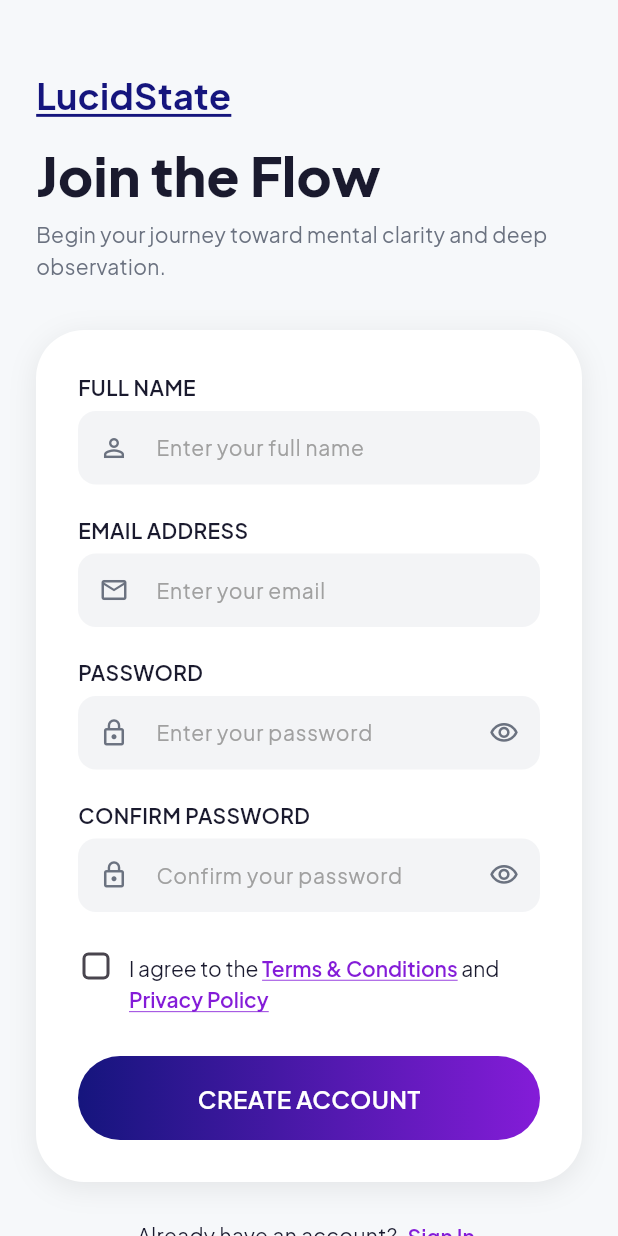
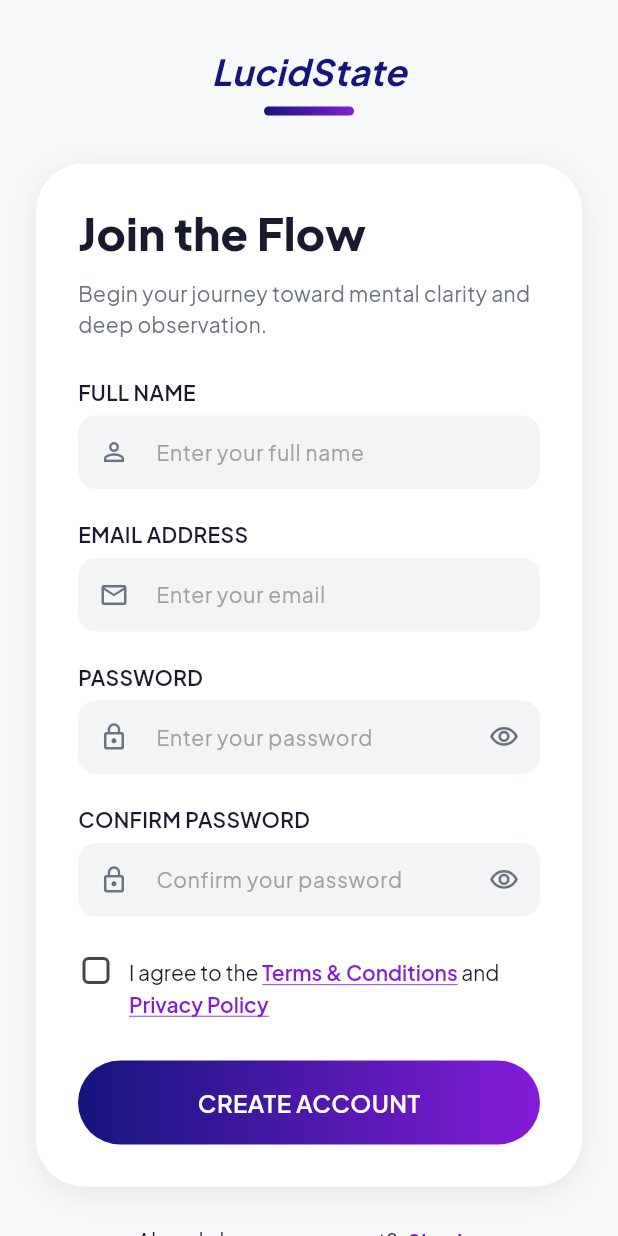
Before and after one commit to lucid-state-project/lucid-state-app, a Flutter app: the RegisterPage screen opened by its route, on a phone screen of 412 x 824 dp. Run offline on Flutter 3.47's test engine with Material 3 defaults, Android fonts, the phone set to English and light mode, and no system bars; our stand-ins replace go_router.

Commit message:
add: FE: Register Screen (MVP)

```diff
--- a/lib/app/theme/app_text_styles.dart
+++ b/lib/app/theme/app_text_styles.dart
@@ -17,6 +17,14 @@ class AppTextStyles {
   static const TextStyle heading2 = TextStyle(
     fontFamily: _fontFamily,
     fontSize: 24,
+    fontWeight: FontWeight.w700,
+    height: 1.3,
+  );
+
+    static const TextStyle heading2Italic = TextStyle(
+    fontFamily: _fontFamily,
+    fontSize: 24,
+    fontStyle: FontStyle.italic,
     fontWeight: FontWeight.w700,
     height: 1.3,
   );
--- a/lib/features/auth/presentation/pages/register_page.dart
+++ b/lib/features/auth/presentation/pages/register_page.dart
@@ -57,7 +57,6 @@ class _RegisterPageState extends State<RegisterPage> {
             child: Column(
               crossAxisAlignment: CrossAxisAlignment.start,
               children: [
-                const SizedBox(height: 16),
 
                 // ── Header ──────────────────────────────────────────────
                 _buildHeader(),
@@ -71,6 +70,26 @@ class _RegisterPageState extends State<RegisterPage> {
                   child: Column(
                     crossAxisAlignment: CrossAxisAlignment.stretch,
                     children: [
+                      // Title
+                      Text(
+                        'Join the Flow',
+                        style: AppTextStyles.heading1.copyWith(
+                          color: AppColors.textPrimary,
+                          fontStyle: FontStyle.normal,
+                          fontSize: 30
+                        ),
+                      ),
+
+                       const SizedBox(height: 12),
+  // Subtitle
+                      Text(
+                        'Begin your journey toward mental clarity and deep observation.',
+                        style: AppTextStyles.bodyMedium.copyWith(
+                          color: AppColors.textSecondary,
+                        ),
+                      ),
+                       const SizedBox(height: 24),
+  // Subtitle
                       // Full Name field
                       AppTextField(
                         label: 'FULL NAME',
@@ -228,36 +247,33 @@ class _RegisterPageState extends State<RegisterPage> {
       crossAxisAlignment: CrossAxisAlignment.start,
       children: [
         // "LucidState" brand with underline
-        Text(
-          'LucidState',
-          style: AppTextStyles.heading2.copyWith(
+        Container(
+  width: double.infinity,
+  alignment: Alignment.center,
+  child: Text('LucidState',
+          style: AppTextStyles.heading2Italic.copyWith(
             color: AppColors.primaryDark,
-            decoration: TextDecoration.underline,
             decorationColor: AppColors.primaryDark,
             decorationThickness: 2,
+          ),),
+        ),
+        const SizedBox(height: 8),
+        // garis pendek tengah
+        Center(
+            child: Container(
+              width: 60,
+              height: 6,
+              decoration: BoxDecoration(
+                gradient: LinearGradient(
+                  colors: [
+                    Color(AppColors.primaryDark.value),
+                    Color(AppColors.primaryLight.value),
+                  ],
+                ),
+                borderRadius: BorderRadius.circular(10),
+              ),
+            ),
           ),
-        ),
-
-        const SizedBox(height: 16),
-
-        // Title
-        Text(
-          'Join the Flow',
-          style: AppTextStyles.heading1.copyWith(
-            color: AppColors.textPrimary,
-            fontStyle: FontStyle.normal,
-          ),
-        ),
-
-        const SizedBox(height: 8),
-
-        // Subtitle
-        Text(
-          'Begin your journey toward mental clarity and deep observation.',
-          style: AppTextStyles.bodyMedium.copyWith(
-            color: AppColors.textSecondary,
-          ),
-        ),
       ],
     );
   }
```
